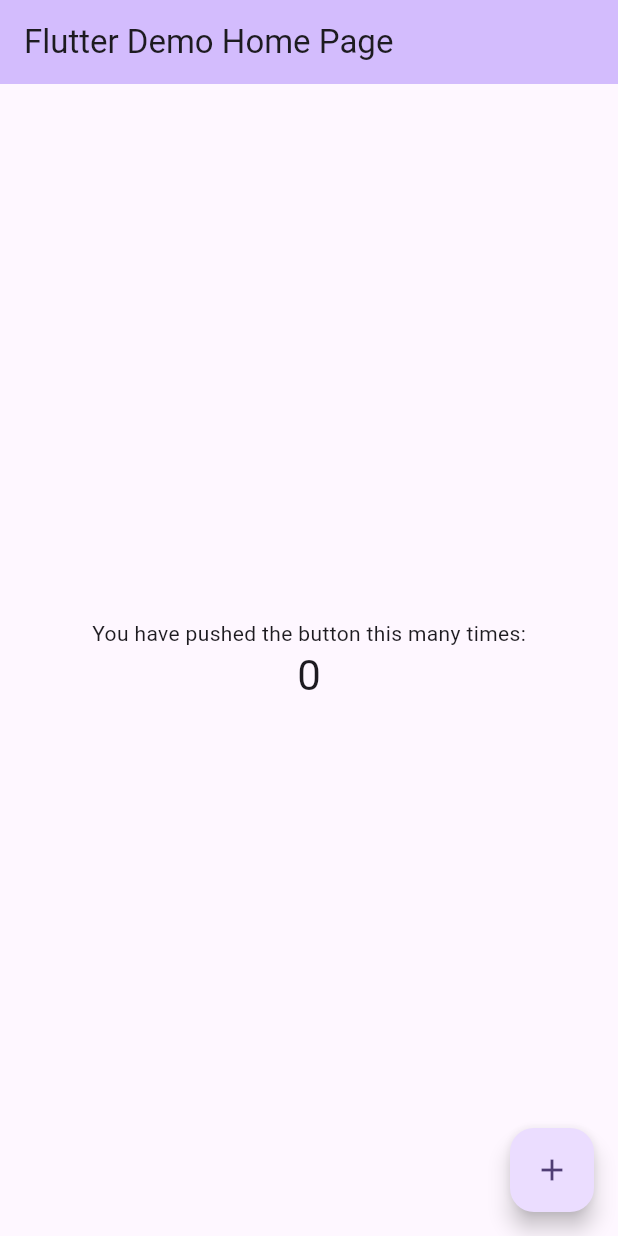
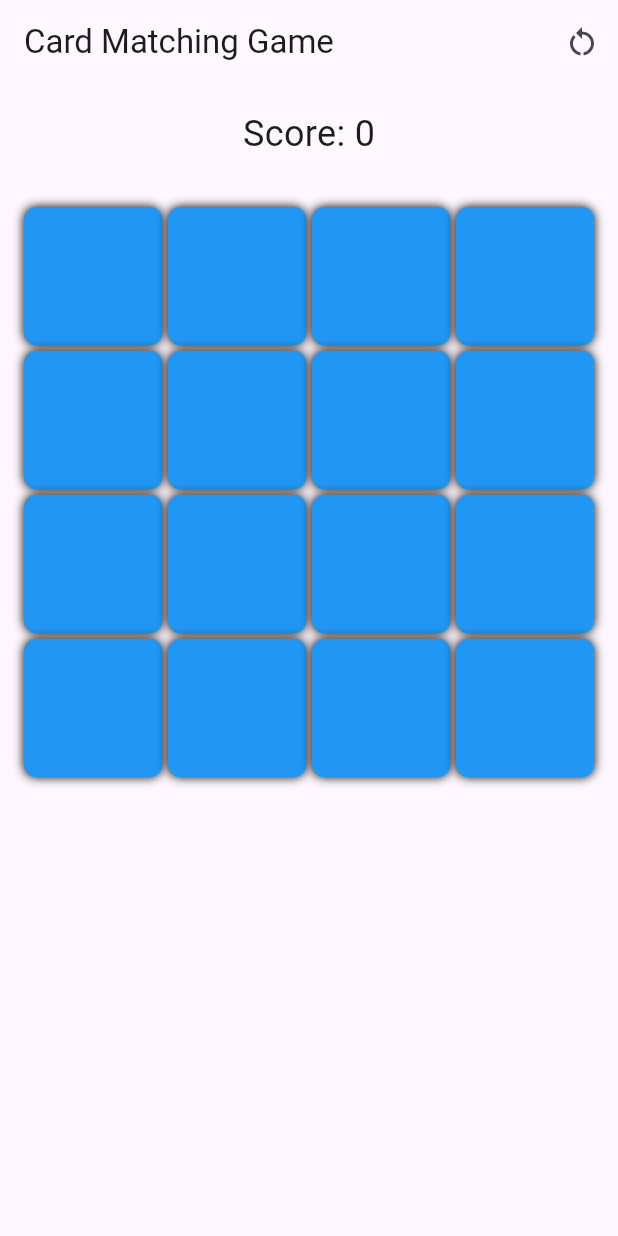
Before and after one commit to mcarney7/mad_hw3, a Flutter app: the screen it shows after launch, on a phone screen of 412 x 824 dp. Run offline on Flutter 3.47's test engine with Material 3 defaults, Android fonts, the phone set to English and light mode, and no system bars.

Commit message:
Update main.dart to initialize provider and set up game structure. Add game_provider.dart to handle game logic and state management. Add card_widget.dart to handle individual card display and animation.

```diff
--- /dev/null
+++ b/lib/card_widget.dart
@@ -0,0 +1,34 @@
+import 'package:flutter/material.dart';
+import 'package:provider/provider.dart';
+import 'game_provider.dart';
+
+class CardWidget extends StatelessWidget {
+  final int cardIndex;
+
+  const CardWidget({Key? key, required this.cardIndex}) : super(key: key);
+
+  @override
+  Widget build(BuildContext context) {
+    CardModel card = context.watch<GameProvider>().cards[cardIndex];
+
+    return GestureDetector(
+      onTap: () {
+        context.read<GameProvider>().flipCard(cardIndex);
+      },
+      child: AnimatedContainer(
+        duration: const Duration(milliseconds: 400),
+        decoration: BoxDecoration(
+          borderRadius: BorderRadius.circular(8),
+          color: card.isFaceUp ? Colors.white : Colors.blue,
+          boxShadow: const [BoxShadow(blurRadius: 5)],
+        ),
+        child: Center(
+          child: Text(
+            card.isFaceUp ? card.content : '',
+            style: const TextStyle(fontSize: 24, fontWeight: FontWeight.bold),
+          ),
+        ),
+      ),
+    );
+  }
+}
--- /dev/null
+++ b/lib/game_provider.dart
@@ -0,0 +1,104 @@
+import 'package:flutter/material.dart';
+import 'dart:math';
+
+class CardModel {
+  final String content;
+  bool isFaceUp;
+  bool isMatched;
+
+  CardModel({required this.content, this.isFaceUp = false, this.isMatched = false});
+}
+
+class GameProvider extends ChangeNotifier {
+  List<CardModel> _cards = [];
+  int _flippedCardsCount = 0;
+  int _score = 0;
+  int _moves = 0;
+  String _victoryMessage = '';
+  bool _isGameOver = false;
+
+  List<CardModel> get cards => _cards;
+  int get score => _score;
+  String get victoryMessage => _victoryMessage;
+  bool get isGameOver => _isGameOver;
+
+  GameProvider() {
+    _initializeGame();
+  }
+
+  // Initialize the game
+  void _initializeGame() {
+    _flippedCardsCount = 0;
+    _score = 0;
+    _moves = 0;
+    _isGameOver = false;
+    _victoryMessage = '';
+
+    List<String> cardContents = _generateCardContent();
+    _cards = cardContents.map((content) => CardModel(content: content)).toList();
+    _cards.shuffle(Random());
+    notifyListeners();
+  }
+
+  // Generate pairs of card content (you can customize the card content)
+  List<String> _generateCardContent() {
+    List<String> baseCards = ['A', 'B', 'C', 'D', 'E', 'F', 'G', 'H'];
+    return List<String>.from(baseCards)..addAll(baseCards); // Create pairs
+  }
+
+  // Handle card flipping logic
+  void flipCard(int index) {
+    if (_cards[index].isMatched || _cards[index].isFaceUp || _flippedCardsCount == 2) {
+      return; // Can't flip more than two cards at once or already matched cards
+    }
+
+    _cards[index].isFaceUp = true;
+    _flippedCardsCount++;
+    notifyListeners();
+
+    if (_flippedCardsCount == 2) {
+      _checkForMatch();
+    }
+  }
+
+  // Check if two flipped cards match
+  void _checkForMatch() async {
+    _moves++;
+    await Future.delayed(const Duration(seconds: 1));
+    List<int> faceUpIndices = [];
+    for (int i = 0; i < _cards.length; i++) {
+      if (_cards[i].isFaceUp && !_cards[i].isMatched) {
+        faceUpIndices.add(i);
+      }
+    }
+
+    if (faceUpIndices.length == 2 && _cards[faceUpIndices[0]].content == _cards[faceUpIndices[1]].content) {
+      _cards[faceUpIndices[0]].isMatched = true;
+      _cards[faceUpIndices[1]].isMatched = true;
+      _score++;
+    }
+
+    for (int i = 0; i < _cards.length; i++) {
+      if (!_cards[i].isMatched) {
+        _cards[i].isFaceUp = false;
+      }
+    }
+    _flippedCardsCount = 0;
+
+    if (_checkGameOver()) {
+      _isGameOver = true;
+      _victoryMessage = "You Win! Total Moves: $_moves";
+    }
+    notifyListeners();
+  }
+
+  // Check if all pairs are matched
+  bool _checkGameOver() {
+    return _cards.every((card) => card.isMatched);
+  }
+
+  // Reset the game
+  void resetGame() {
+    _initializeGame();
+  }
+}
--- /dev/null
+++ b/lib/game_screen.dart
@@ -0,0 +1,86 @@
+import 'package:flutter/material.dart';
+import 'package:provider/provider.dart';
+import 'game_provider.dart';
+import 'card_widget.dart';
+
+class GameScreen extends StatelessWidget {
+  const GameScreen({Key? key}) : super(key: key);
+
+  @override
+  Widget build(BuildContext context) {
+    return Scaffold(
+      appBar: AppBar(
+        title: const Text('Card Matching Game'),
+        actions: [
+          IconButton(
+            onPressed: () {
+              Provider.of<GameProvider>(context, listen: false).resetGame();
+            },
+            icon: const Icon(Icons.restart_alt),
+          ),
+        ],
+      ),
+      body: Column(
+        children: [
+          const Padding(
+            padding: EdgeInsets.all(16.0),
+            child: ScoreBoard(),
+          ),
+          Expanded(
+            child: Padding(
+              padding: const EdgeInsets.all(16.0),
+              child: const CardGrid(),
+            ),
+          ),
+        ],
+      ),
+    );
+  }
+}
+
+class ScoreBoard extends StatelessWidget {
+  const ScoreBoard({Key? key}) : super(key: key);
+
+  @override
+  Widget build(BuildContext context) {
+    int score = context.watch<GameProvider>().score;
+    String victoryMessage = context.watch<GameProvider>().victoryMessage;
+    return Column(
+      children: [
+        Text(
+          'Score: $score',
+          style: const TextStyle(fontSize: 24),
+        ),
+        if (victoryMessage.isNotEmpty)
+          Padding(
+            padding: const EdgeInsets.all(8.0),
+            child: Text(
+              victoryMessage,
+              style: const TextStyle(fontSize: 18, color: Colors.green),
+            ),
+          ),
+      ],
+    );
+  }
+}
+
+class CardGrid extends StatelessWidget {
+  const CardGrid({Key? key}) : super(key: key);
+
+  @override
+  Widget build(BuildContext context) {
+    List<CardModel> cards = context.watch<GameProvider>().cards;
+
+    return GridView.builder(
+      gridDelegate: const SliverGridDelegateWithFixedCrossAxisCount(
+        crossAxisCount: 4, // 4x4 grid
+        mainAxisSpacing: 4.0,
+        crossAxisSpacing: 4.0,
+      ),
+      itemCount: cards.length,
+      itemBuilder: (context, index) {
+        return CardWidget(cardIndex: index);
+      },
+    );
+  }
+}
--- a/lib/main.dart
+++ b/lib/main.dart
@@ -1,125 +1,27 @@
 import 'package:flutter/material.dart';
+import 'package:provider/provider.dart';
+import 'game_provider.dart';
+import 'game_screen.dart';
 
 void main() {
-  runApp(const MyApp());
+  runApp(const CardMatchingGame());
 }
 
-class MyApp extends StatelessWidget {
-  const MyApp({super.key});
+class CardMatchingGame extends StatelessWidget {
+  const CardMatchingGame({Key? key}) : super(key: key);
 
-  // This widget is the root of your application.
   @override
   Widget build(BuildContext context) {
-    return MaterialApp(
-      title: 'Flutter Demo',
-      theme: ThemeData(
-        // This is the theme of your application.
-        //
-        // TRY THIS: Try running your application with "flutter run". You'll see
-        // the application has a purple toolbar. Then, without quitting the app,
-        // try changing the seedColor in the colorScheme below to Colors.green
-        // and then invoke "hot reload" (save your changes or press the "hot
-        // reload" button in a Flutter-supported IDE, or press "r" if you used
-        // the command line to start the app).
-        //
-        // Notice that the counter didn't reset back to zero; the application
-        // state is not lost during the reload. To reset the state, use hot
-        // restart instead.
-        //
-        // This works for code too, not just values: Most code changes can be
-        // tested with just a hot reload.
-        colorScheme: ColorScheme.fromSeed(seedColor: Colors.deepPurple),
-        useMaterial3: true,
+    return ChangeNotifierProvider(
+      create: (context) => GameProvider(),
+      child: MaterialApp(
+        debugShowCheckedModeBanner: false,
+        title: 'Card Matching Game',
+        theme: ThemeData(
+          primarySwatch: Colors.blue,
+        ),
+        home: const GameScreen(),
       ),
-      home: const MyHomePage(title: 'Flutter Demo Home Page'),
     );
   }
 }
-
-class MyHomePage extends StatefulWidget {
-  const MyHomePage({super.key, required this.title});
-
-  // This widget is the home page of your application. It is stateful, meaning
-  // that it has a State object (defined below) that contains fields that affect
-  // how it looks.
-
-  // This class is the configuration for the state. It holds the values (in this
-  // case the title) provided by the parent (in this case the App widget) and
-  // used by the build method of the State. Fields in a Widget subclass are
-  // always marked "final".
-
-  final String title;
-
-  @override
-  State<MyHomePage> createState() => _MyHomePageState();
-}
-
-class _MyHomePageState extends State<MyHomePage> {
-  int _counter = 0;
-
-  void _incrementCounter() {
-    setState(() {
-      // This call to setState tells the Flutter framework that something has
-      // changed in this State, which causes it to rerun the build method below
-      // so that the display can reflect the updated values. If we changed
-      // _counter without calling setState(), then the build method would not be
-      // called again, and so nothing would appear to happen.
-      _counter++;
-    });
-  }
-
-  @override
-  Widget build(BuildContext context) {
-    // This method is rerun every time setState is called, for instance as done
-    // by the _incrementCounter method above.
-    //
-    // The Flutter framework has been optimized to make rerunning build methods
-    // fast, so that you can just rebuild anything that needs updating rather
-    // than having to individually change instances of widgets.
-    return Scaffold(
-      appBar: AppBar(
-        // TRY THIS: Try changing the color here to a specific color (to
-        // Colors.amber, perhaps?) and trigger a hot reload to see the AppBar
-        // change color while the other colors stay the same.
-        backgroundColor: Theme.of(context).colorScheme.inversePrimary,
-        // Here we take the value from the MyHomePage object that was created by
-        // the App.build method, and use it to set our appbar title.
-        title: Text(widget.title),
-      ),
-      body: Center(
-        // Center is a layout widget. It takes a single child and positions it
-        // in the middle of the parent.
-        child: Column(
-          // Column is also a layout widget. It takes a list of children and
-          // arranges them vertically. By default, it sizes itself to fit its
-          // children horizontally, and tries to be as tall as its parent.
-          //
-          // Column has various properties to control how it sizes itself and
-          // how it positions its children. Here we use mainAxisAlignment to
-          // center the children vertically; the main axis here is the vertical
-          // axis because Columns are vertical (the cross axis would be
-          // horizontal).
-          //
-          // TRY THIS: Invoke "debug painting" (choose the "Toggle Debug Paint"
-          // action in the IDE, or press "p" in the console), to see the
-          // wireframe for each widget.
-          mainAxisAlignment: MainAxisAlignment.center,
-          children: <Widget>[
-            const Text(
-              'You have pushed the button this many times:',
-            ),
-            Text(
-              '$_counter',
-              style: Theme.of(context).textTheme.headlineMedium,
-            ),
-          ],
-        ),
-      ),
-      floatingActionButton: FloatingActionButton(
-        onPressed: _incrementCounter,
-        tooltip: 'Increment',
-        child: const Icon(Icons.add),
-      ), // This trailing comma makes auto-formatting nicer for build methods.
-    );
-  }
-}
```
Also changed, not shown: pubspec.yaml (+4 -80 lines), pubspec.lock.
